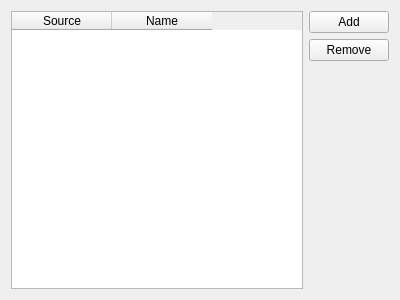
First picture: the form in StgEditor/texturetab.ui, repository darknesswind/LiteSTG, before the edit.
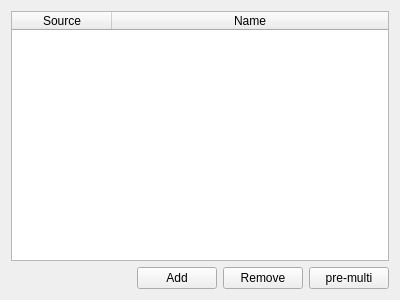
Second picture: the form after the edit.

Patch:
```diff
--- a/StgEditor/texturetab.ui
+++ b/StgEditor/texturetab.ui
@@ -13,9 +13,7 @@
   <property name="windowTitle">
    <string>Form</string>
   </property>
-  <layout class="QGridLayout" name="gridLayout">
-   <item row="0" column="0">
-    <layout class="QHBoxLayout" name="horizontalLayout">
+  <layout class="QVBoxLayout" name="verticalLayout">
      <item>
       <widget class="QTableWidget" name="tableWidget">
        <property name="mouseTracking">
@@ -27,6 +25,9 @@
        <property name="selectionBehavior">
         <enum>QAbstractItemView::SelectRows</enum>
        </property>
+     <attribute name="horizontalHeaderStretchLastSection">
+      <bool>true</bool>
+     </attribute>
        <attribute name="verticalHeaderVisible">
         <bool>false</bool>
        </attribute>
@@ -46,35 +47,40 @@
       </widget>
      </item>
      <item>
-      <layout class="QVBoxLayout" name="verticalLayout">
+    <layout class="QHBoxLayout" name="horizontalLayout">
        <item>
-        <widget class="QPushButton" name="btnAdd">
-         <property name="text">
-          <string>Add</string>
-         </property>
-        </widget>
-       </item>
-       <item>
-        <widget class="QPushButton" name="btnRemove">
-         <property name="text">
-          <string>Remove</string>
-         </property>
-        </widget>
-       </item>
-       <item>
-        <spacer name="verticalSpacer">
+      <spacer name="horizontalSpacer">
          <property name="orientation">
-          <enum>Qt::Vertical</enum>
+        <enum>Qt::Horizontal</enum>
          </property>
          <property name="sizeHint" stdset="0">
           <size>
-           <width>20</width>
-           <height>138</height>
+         <width>40</width>
+         <height>20</height>
           </size>
          </property>
         </spacer>
        </item>
-      </layout>
+     <item>
+      <widget class="QPushButton" name="btnAdd">
+       <property name="text">
+        <string>Add</string>
+       </property>
+      </widget>
+     </item>
+     <item>
+      <widget class="QPushButton" name="btnRemove">
+       <property name="text">
+        <string>Remove</string>
+       </property>
+      </widget>
+     </item>
+     <item>
+      <widget class="QPushButton" name="btnPreMulti">
+       <property name="text">
+        <string>pre-multi</string>
+       </property>
+      </widget>
      </item>
     </layout>
    </item>
```
Lines whose indentation alone changed are shown as unchanged.
